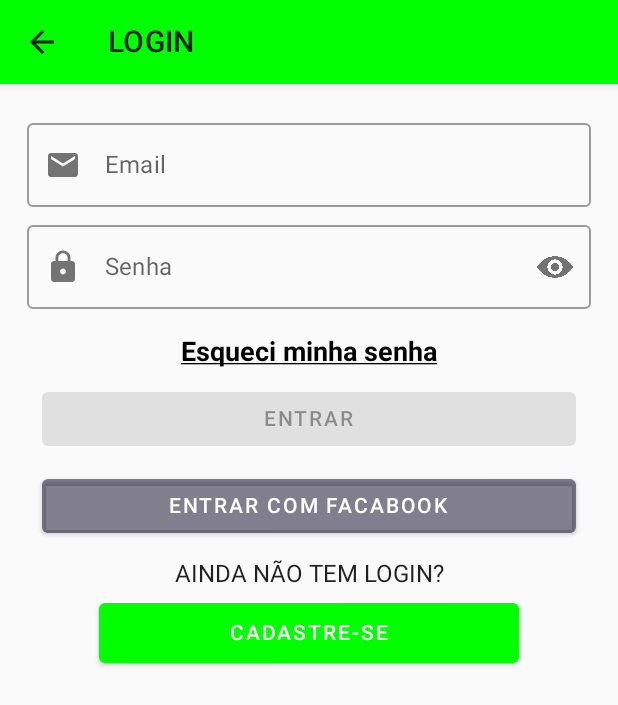
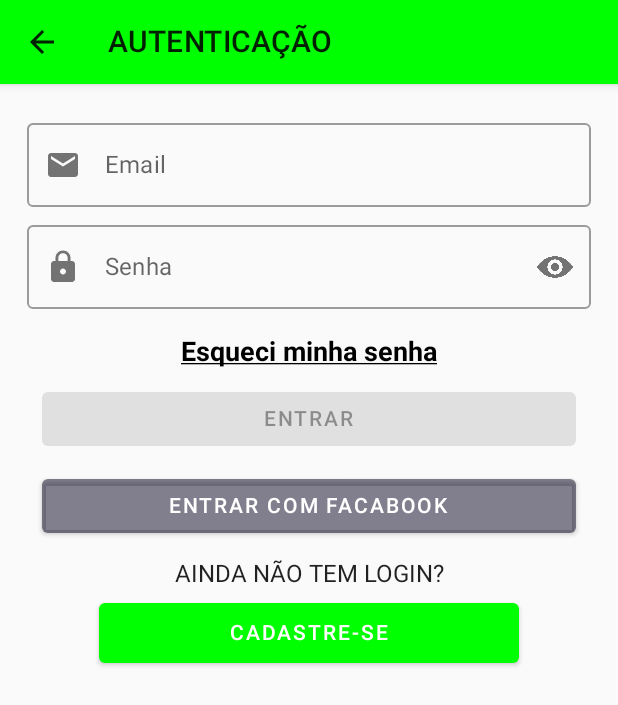
Before and after one commit to MiltonDevSis/iChef, an Android app built with Jetpack Compose: the LoginActivity screen opened directly, with no data from a screen before it, on a phone screen of 412 x 824 dp. Shown: the top 705 px of the screen. Run offline under Robolectric (Android 15) with nearby library versions, the phone set to English and light mode, and no system bars; our stand-ins replace Dagger/Hilt's generated code.

```diff
--- a/app/build.gradle
+++ b/app/build.gradle
@@ -97,6 +97,8 @@ dependencies {
 
     implementation "androidx.datastore:datastore-preferences:1.0.0"
 
+    implementation 'com.facebook.android:facebook-android-sdk:[4,5)'
+
     def hypirion_version = '0.9.34'
     debugImplementation "com.willowtreeapps.hyperion:hyperion-core:$hypirion_version"
     debugImplementation "com.willowtreeapps.hyperion:hyperion-attr:$hypirion_version"
--- a/app/src/main/java/com/mpfcoding/ichef_app/presentation/presentation/login/LoginActivity.kt
+++ b/app/src/main/java/com/mpfcoding/ichef_app/presentation/presentation/login/LoginActivity.kt
@@ -64,7 +64,7 @@ class LoginActivity : ComponentActivity() {
             IChef_appTheme {
                 Column {
                     TopAppBar(
-                        title = { Text(text = "LOGIN") },
+                        title = { Text(text = "AUTENTICAÇÃO") },
                         backgroundColor = Color.Green,
                         navigationIcon = {
                             IconButton(onClick = {
```
